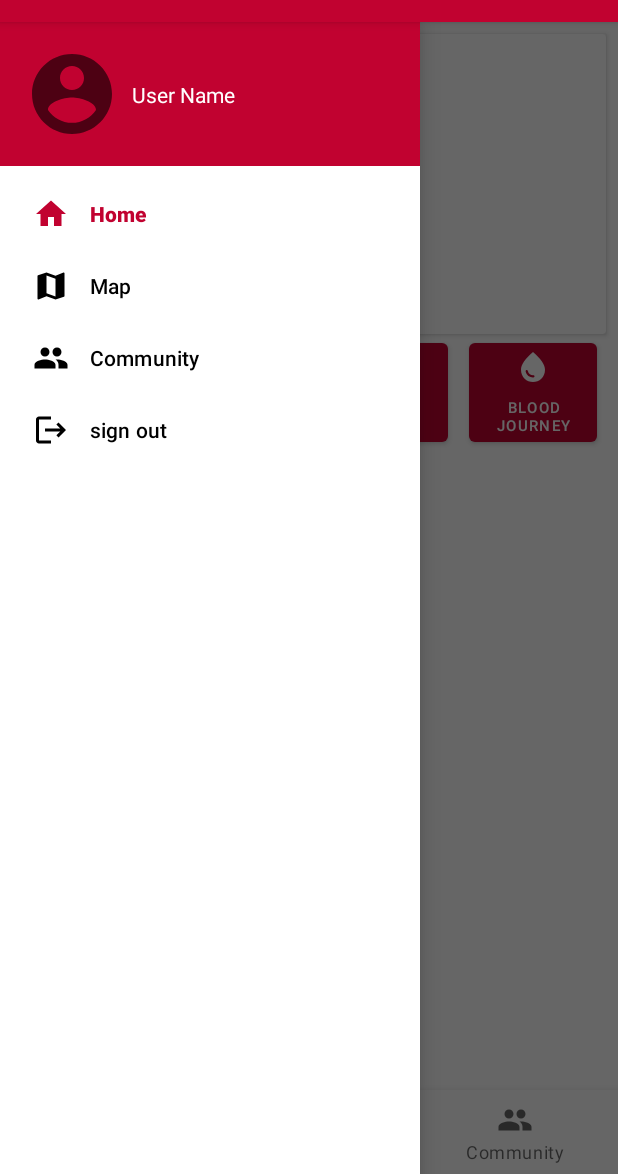
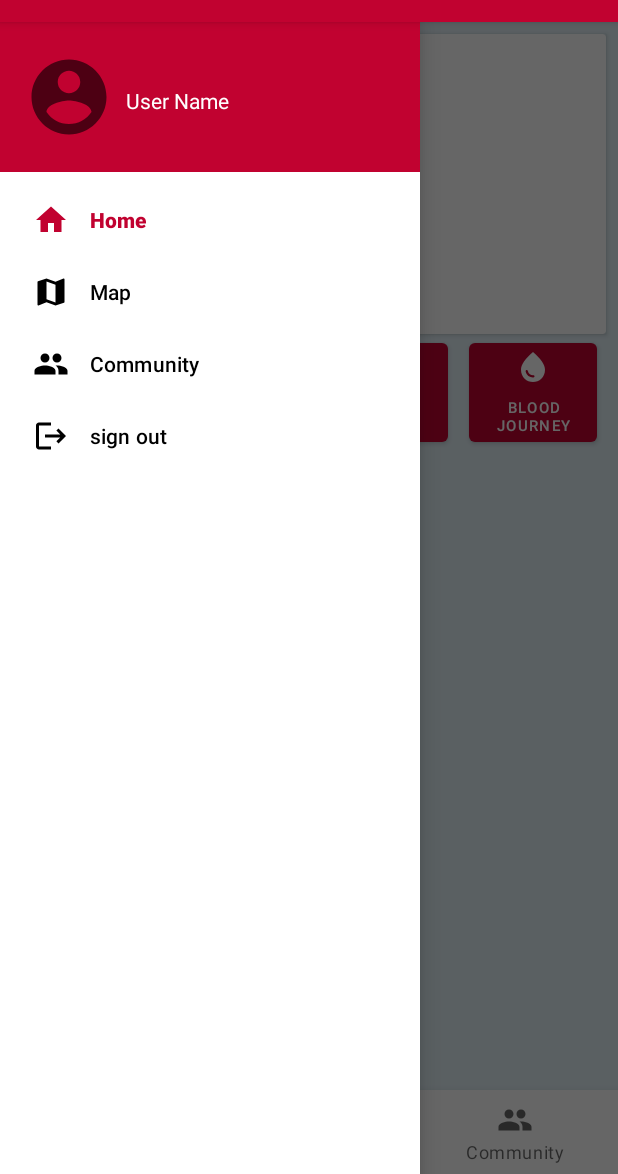
Before and after one commit to IronManYG/Qodem-v1, an Android app: the MainActivity screen opened directly, with no data from a screen before it, with the side drawer open, on a phone screen of 412 x 824 dp, the part 62-1236 px from its top. Run offline under Robolectric (Android 15) with nearby library versions, the phone set to English and light mode, and no system bars; our stand-ins replace Dagger/Hilt's generated code, Room's generated code, data binding, navigation-ui; libraries missing offline, so code that uses them is left out: com.firebase.ui; network calls fail; 5 statements that could not run were skipped.

Commit message:
Update in HomeFragment & drawerLayout

```diff
--- a/app/src/main/java/com/example/qodem/ui/MainActivity.kt
+++ b/app/src/main/java/com/example/qodem/ui/MainActivity.kt
@@ -5,6 +5,8 @@ import androidx.appcompat.app.AppCompatActivity
 import android.os.Bundle
 import android.view.MenuItem
 import android.view.View
+import android.widget.ImageView
+import android.widget.TextView
 import androidx.activity.viewModels
 import androidx.appcompat.app.ActionBarDrawerToggle
 import androidx.drawerlayout.widget.DrawerLayout
@@ -83,10 +85,6 @@ class MainActivity : AppCompatActivity() {
         navView.setNavigationItemSelectedListener {
             when(it.itemId){
               R.id.signOut -> {
-//                  CoroutineScope(Dispatchers.Main).launch {
-//                      viewModel.clearUserInfo()
-//                      viewModel.clearBloodBanks()
-//                  }
                   this@MainActivity.cacheDir.deleteRecursively()
                   onClick(navView.findViewById(R.id.signOut))
               }
@@ -94,6 +92,13 @@ class MainActivity : AppCompatActivity() {
             true
         }
 
+        val headerView = navView.getHeaderView(0)
+        val userName: TextView = headerView.findViewById(R.id.text_user_name)
+        val userImage: ImageView = headerView.findViewById(R.id.image_user)
+        viewModel.userInfo.observe(this){
+            userName.text = "${it.firstName} ${it.lastName}"
+            //userImage.setImageResource(R.drawable.infographic1)
+        }
     }
 
     private fun bottomNavigationView(navController: NavController){
--- a/app/src/main/java/com/example/qodem/ui/home/HomeViewModel.kt
+++ b/app/src/main/java/com/example/qodem/ui/home/HomeViewModel.kt
@@ -5,6 +5,7 @@ import com.example.qodem.data.bloodbanks.repository.BloodBankRepository
 import com.example.qodem.data.userinfo.repository.UserInfoRepository
 import com.example.qodem.model.BloodBank
 import com.example.qodem.model.Donation
+import com.example.qodem.model.User
 import dagger.hilt.android.lifecycle.HiltViewModel
 import kotlinx.coroutines.Dispatchers
 import kotlinx.coroutines.ExperimentalCoroutinesApi
@@ -35,6 +36,8 @@ constructor(
 
     val donation : LiveData<List<Donation>> = userInfoRepository.donations
 
+    val userInfo: LiveData<User> = userInfoRepository.userInfo
+
     //
     val activeDonationFoundState: LiveData<Boolean> = userInfoRepository.activeDonationFound
     val donationUpdatedState: LiveData<Boolean> = userInfoRepository.donationUpdated
--- a/app/src/main/res/layout/fragment_home.xml
+++ b/app/src/main/res/layout/fragment_home.xml
@@ -5,7 +5,8 @@
 
     <ScrollView
         android:layout_width="match_parent"
-        android:layout_height="match_parent">
+        android:layout_height="match_parent"
+        android:background="#E2F0F6">
 
         <androidx.constraintlayout.widget.ConstraintLayout
             android:layout_width="match_parent"
--- a/app/src/main/res/layout/nav_drawer_header.xml
+++ b/app/src/main/res/layout/nav_drawer_header.xml
@@ -3,12 +3,12 @@
     xmlns:app="http://schemas.android.com/apk/res-auto"
     xmlns:tools="http://schemas.android.com/tools"
     android:layout_width="match_parent"
-    android:layout_height="wrap_content"
+    android:layout_height="100dp"
     android:background="@color/primaryColor"
     android:padding="16dp">
 
     <TextView
-        android:id="@+id/textView2"
+        android:id="@+id/text_user_name"
         android:layout_width="0dp"
         android:layout_height="wrap_content"
         android:layout_marginStart="8dp"
@@ -16,15 +16,16 @@
         android:textColor="@color/primaryTextColor"
         app:layout_constraintBottom_toBottomOf="parent"
         app:layout_constraintEnd_toEndOf="parent"
-        app:layout_constraintStart_toEndOf="@+id/imageView2"
-        app:layout_constraintTop_toTopOf="@+id/imageView2" />
+        app:layout_constraintStart_toEndOf="@+id/image_user"
+        app:layout_constraintTop_toTopOf="@+id/image_user" />
 
-    <ImageView
-        android:id="@+id/imageView2"
-        android:layout_width="64dp"
-        android:layout_height="64dp"
+    <com.google.android.material.imageview.ShapeableImageView
+        android:id="@+id/image_user"
+        android:layout_width="60dp"
+        android:layout_height="60dp"
         app:layout_constraintBottom_toBottomOf="parent"
         app:layout_constraintStart_toStartOf="parent"
         app:layout_constraintTop_toTopOf="parent"
+        app:shapeAppearanceOverlay="@style/Circular"
         app:srcCompat="@drawable/ic_user" />
 </androidx.constraintlayout.widget.ConstraintLayout>
```
